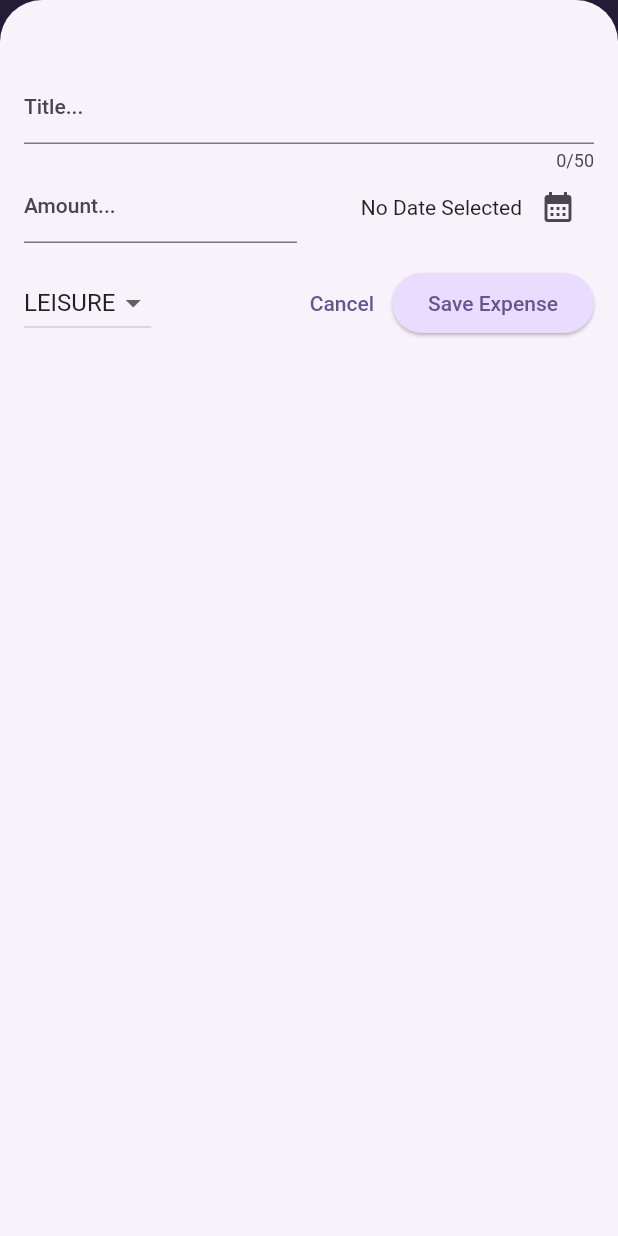
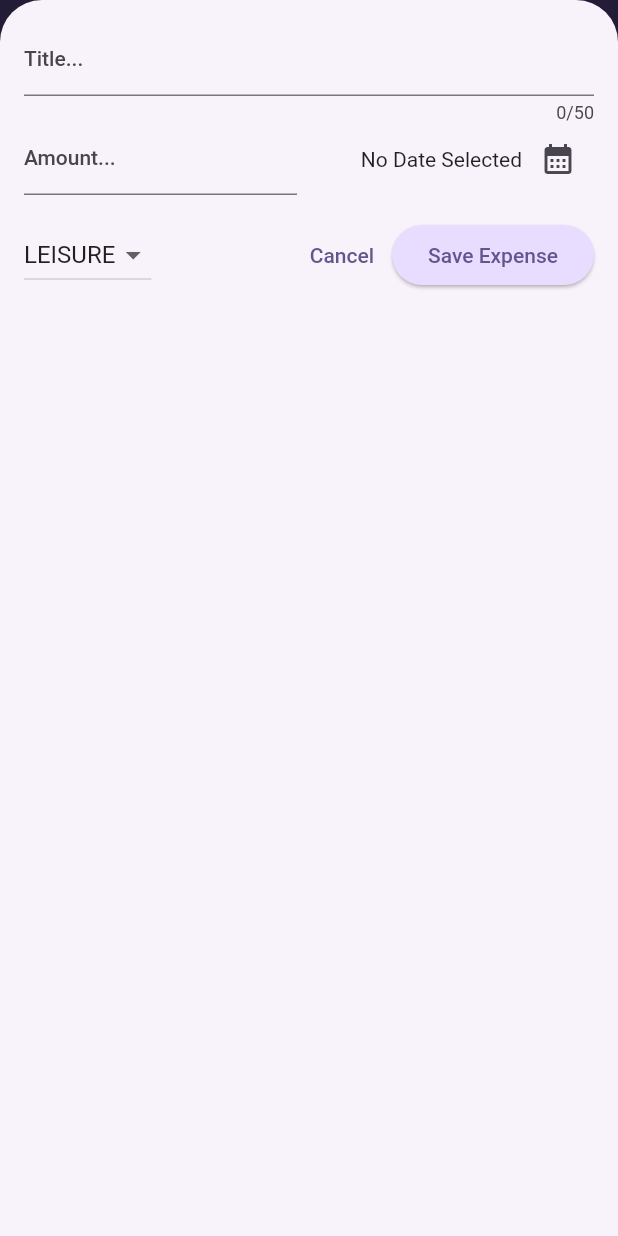
Before and after one commit to upendraTRL/ExpenseTracker, a Flutter app: the screen it shows after launch, after a tap on the "add" icon, on a phone screen of 412 x 824 dp. Run offline on Flutter 3.47's test engine with Material 2 defaults, Android fonts, the phone set to English and light mode, and no system bars.

Commit message:
Module over. Learnt Responsiveness using MediaQuery, LayoutBuilder, Dynamically adding extra padding, SafeArea control, Platform specific widget display.

```diff
--- a/lib/main.dart
+++ b/lib/main.dart
@@ -1,5 +1,5 @@
 import 'package:flutter/material.dart';
-import 'package:flutter/services.dart';
+// import 'package:flutter/services.dart';
 
 import 'package:expense_tracker/widgets/expenses.dart';
 
@@ -13,10 +13,10 @@ var kDarkColorScheme = ColorScheme.fromSeed(
 );
 
 void main() {
-  WidgetsFlutterBinding.ensureInitialized();  //Ensures locking the orientation B4 running the App
-  SystemChrome.setPreferredOrientations([
-    DeviceOrientation.portraitUp,
-  ]).then((fn) {
+  // WidgetsFlutterBinding.ensureInitialized();  //Ensures locking the orientation B4 running the App
+  // SystemChrome.setPreferredOrientations([
+  //   DeviceOrientation.portraitUp,
+  // ]).then((fn) {
   runApp(
     MaterialApp(
       darkTheme: ThemeData.dark().copyWith(
@@ -67,5 +67,5 @@ void main() {
       home: const Expenses(),
     ),
   );
-  });
+  // });
 }
--- a/lib/widgets/expenses.dart
+++ b/lib/widgets/expenses.dart
@@ -34,6 +34,7 @@ class _ExpensesState extends State<Expenses> {
   void _openAddButton() {
     //Bottom dialog, Top button
     showModalBottomSheet(
+      useSafeArea: true, //Avoid camera overlapping
       isScrollControlled: true,
       context: context,
       builder: (ctx) => NewExpense(addExpense: _addExpenses),
@@ -72,6 +73,8 @@ class _ExpensesState extends State<Expenses> {
 
   @override
   Widget build(BuildContext context) {
+    final width = MediaQuery.of(context).size.width;
+
     Widget mainContent = const Center(
       child: Text('No expenses found. Start adding some!'),
     );
@@ -93,9 +96,20 @@ class _ExpensesState extends State<Expenses> {
           ),
         ],
       ),
-      body: Column(
+      body: width < 600
+          ? Column(
               children: [
                 Chart(expenses: _registeredExpenses),
+                Expanded(
+                  child: mainContent,
+                ),
+              ],
+            )
+          : Row(
+              children: [
+                Expanded(
+                  child: Chart(expenses: _registeredExpenses),
+                ),
                 Expanded(
                   child: mainContent,
                 ),
--- a/lib/widgets/new_expense.dart
+++ b/lib/widgets/new_expense.dart
@@ -1,4 +1,7 @@
+import 'dart:io';
+
 import 'package:expense_tracker/models/expense.dart';
+import 'package:flutter/cupertino.dart';
 import 'package:flutter/material.dart';
 
 class NewExpense extends StatefulWidget {
@@ -38,15 +41,27 @@ class _NewExpenseState extends State<NewExpense> {
     print("Selected date - " + formatter.format(_selectedDate!));
   }
 
-  //Validation
-  void _submitExpenseData() {
-    final enteredAmount = double.tryParse(_amountController.text); //Parsing
-    final amountIsInvalid = (enteredAmount == null || enteredAmount <= 0);
-
-    if (_titleController.text.trim().isEmpty ||
-        amountIsInvalid ||
-        _selectedDate == null) {
-      //Show error msg
+  void _showDialog() {
+    if (Platform.isIOS) {
+      //Cupertino
+      showCupertinoDialog(
+        context: context,
+        builder: (ctx) => CupertinoAlertDialog(
+          title: const Text('Invalid Inputs'),
+          content: const Text(
+              'Please make sure that valid title, amount, date and category was entered.'),
+          actions: [
+            TextButton(
+              onPressed: () {
+                Navigator.pop(ctx);
+              },
+              child: const Text('Okay'),
+            ),
+          ],
+        ),
+      );
+    } else {
+      //Android
       showDialog(
         context: context,
         builder: (ctx) => AlertDialog(
@@ -58,11 +73,25 @@ class _NewExpenseState extends State<NewExpense> {
               onPressed: () {
                 Navigator.pop(ctx);
               },
-              child: Text('Okay'),
+              child: const Text('Okay'),
             ),
           ],
         ),
       );
+    }
+  }
+
+  //Validation
+  void _submitExpenseData() {
+    final enteredAmount = double.tryParse(_amountController.text); //Parsing
+    final amountIsInvalid = (enteredAmount == null || enteredAmount <= 0);
+
+    if (_titleController.text.trim().isEmpty ||
+        amountIsInvalid ||
+        _selectedDate == null) {
+      //Show error msg
+
+      _showDialog();
       return;
     }
 
@@ -87,10 +116,45 @@ class _NewExpenseState extends State<NewExpense> {
 
   @override
   Widget build(BuildContext context) {
-    return Padding(
-      padding: const EdgeInsets.fromLTRB(16, 48, 16, 16),
+    final keyboardSpace = MediaQuery.of(context).viewInsets.bottom;
+    return LayoutBuilder(builder: (ctx, constraints) {
+      final width = constraints.maxWidth;
+
+      return SizedBox(
+        height: double.infinity,
+        child: SingleChildScrollView(
+          child: Padding(
+            padding: EdgeInsets.fromLTRB(16, 16, 16, keyboardSpace + 16),
             child: Column(
               children: [
+                //Create custom widgets and reuse.
+                if (width >= 600)
+                  Row(
+                    crossAxisAlignment: CrossAxisAlignment.start,
+                    children: [
+                      Expanded(
+                        child: TextField(
+                          controller: _titleController,
+                          maxLength: 50,
+                          decoration: const InputDecoration(
+                            label: Text('Title...'),
+                          ),
+                        ),
+                      ),
+                      const SizedBox(width: 24),
+                      Expanded(
+                        child: TextField(
+                          controller: _amountController,
+                          decoration: const InputDecoration(
+                            prefixText: '\$ ',
+                            label: Text('Amount...'),
+                          ),
+                          keyboardType: TextInputType.number,
+                        ),
+                      ),
+                    ],
+                  )
+                else
                   TextField(
                     controller: _titleController,
                     maxLength: 50,
@@ -98,6 +162,52 @@ class _NewExpenseState extends State<NewExpense> {
                       label: Text('Title...'),
                     ),
                   ),
+                if (width >= 600)
+                  Row(
+                    children: [
+                      DropdownButton(
+                        value: _selectedCategory,
+                        items: Category.values
+                            .map(
+                              (category) => DropdownMenuItem(
+                                value: category,
+                                child: Text(
+                                  category.name.toUpperCase(),
+                                ),
+                              ),
+                            )
+                            .toList(),
+                        onChanged: (value) {
+                          print(value);
+                          if (value == null) {
+                            return;
+                          }
+                          setState(() {
+                            _selectedCategory = value;
+                          });
+                        },
+                      ),
+                      const SizedBox(width: 24),
+                      Expanded(
+                        child: Row(
+                          mainAxisAlignment: MainAxisAlignment.end,
+                          crossAxisAlignment: CrossAxisAlignment.center,
+                          children: [
+                            Text(
+                              _selectedDate == null
+                                  ? 'No Date Selected'
+                                  : formatter.format(_selectedDate!),
+                            ),
+                            IconButton(
+                              onPressed: _presentDatePicker,
+                              icon: const Icon(Icons.calendar_month),
+                            )
+                          ],
+                        ),
+                      )
+                    ],
+                  )
+                else
                   Row(
                     children: [
                       Expanded(
@@ -123,7 +233,7 @@ class _NewExpenseState extends State<NewExpense> {
                             ),
                             IconButton(
                               onPressed: _presentDatePicker,
-                      icon: Icon(Icons.calendar_month),
+                              icon: const Icon(Icons.calendar_month),
                             )
                           ],
                         ),
@@ -131,6 +241,23 @@ class _NewExpenseState extends State<NewExpense> {
                     ],
                   ),
                 const SizedBox(height: 16),
+                if (width >= 600)
+                  Row(
+                    children: [
+                      const Spacer(),
+                      TextButton(
+                        onPressed: () {
+                          Navigator.pop(context);
+                        },
+                        child: const Text('Cancel'),
+                      ),
+                      ElevatedButton(
+                        child: const Text('Save Expense'),
+                        onPressed: _submitExpenseData,
+                      ),
+                    ],
+                  )
+                else
                   Row(
                     children: [
                       DropdownButton(
@@ -170,6 +297,9 @@ class _NewExpenseState extends State<NewExpense> {
                   )
               ],
             ),
+          ),
+        ),
       );
+    });
   }
 }
```
Lines whose indentation alone changed are shown as unchanged.
